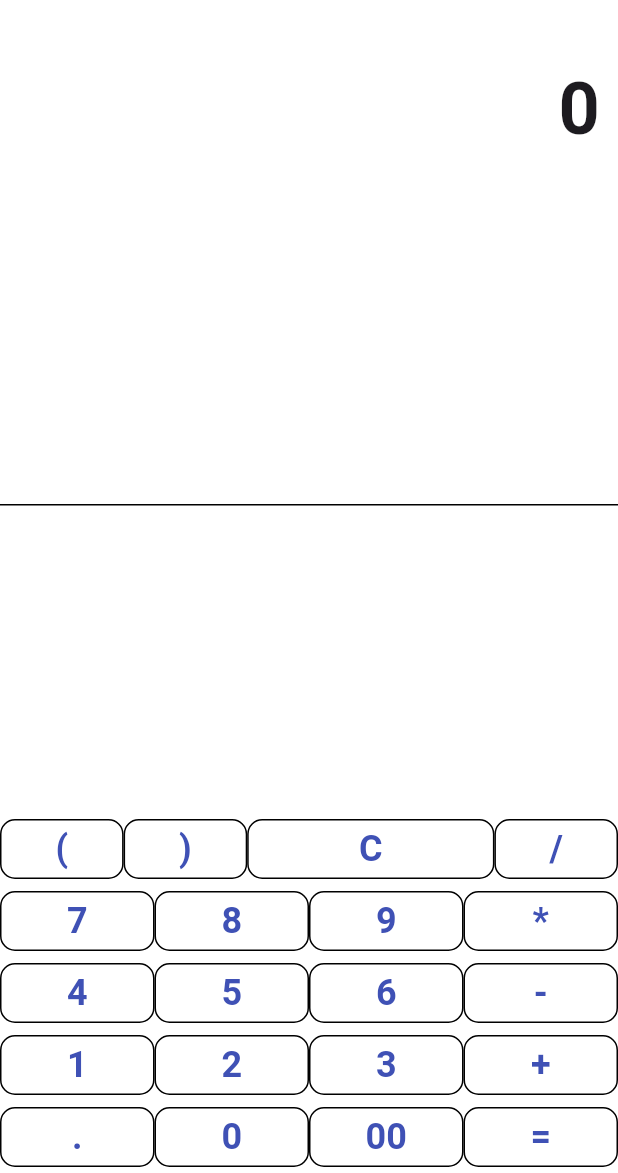
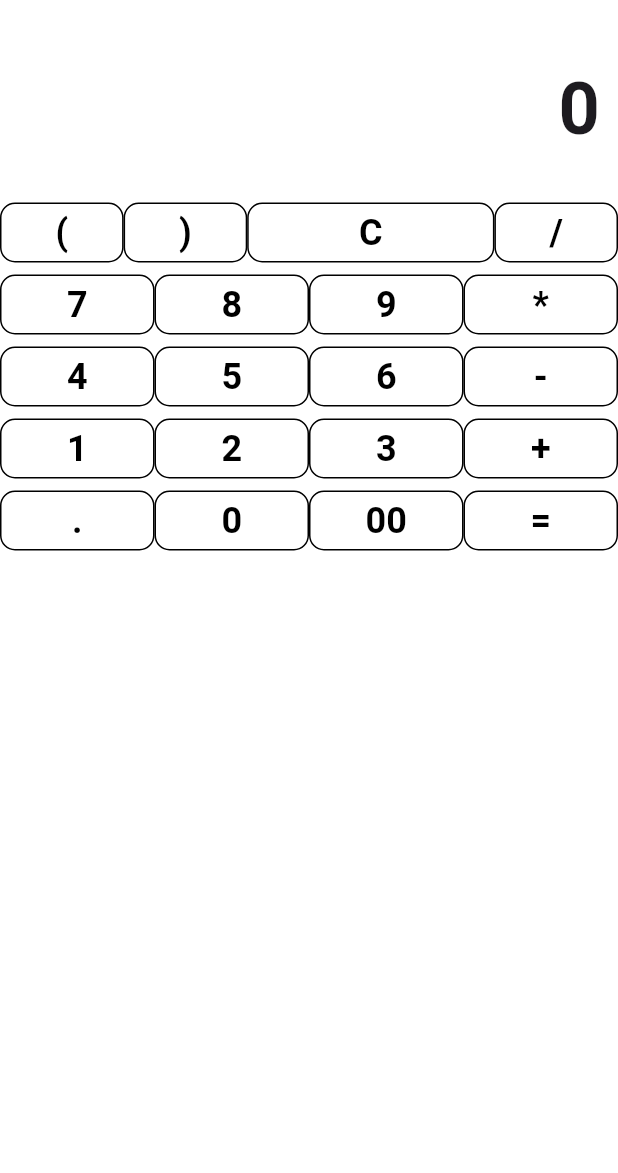
Before and after one commit to Ilase/ciculato, a Flutter app: the screen it shows after launch, on a phone screen of 412 x 824 dp, the part 63-1236 px from its top. Run offline on Flutter 3.47's test engine with Material 3 defaults, Android fonts, the phone set to English and light mode, and no system bars.

Commit message:
start here

```diff
--- a/lib/main.dart
+++ b/lib/main.dart
@@ -28,7 +28,7 @@ class MyAppState extends State<MyApp> {
   Widget build(BuildContext context) {
     final lightThemeData = ThemeData.light().copyWith(
       colorScheme: const ColorScheme.light().copyWith(
-        primary: Colors.indigo,
+        primary: Colors.black,
       ),
       outlinedButtonTheme: OutlinedButtonThemeData(
         style: OutlinedButton.styleFrom(
@@ -58,7 +58,7 @@ class MyAppState extends State<MyApp> {
 
     final darkThemeData = ThemeData.dark().copyWith(
       colorScheme: const ColorScheme.dark().copyWith(
-        primary: Colors.indigo,
+        primary: Colors.white,
       ),
       outlinedButtonTheme: OutlinedButtonThemeData(
         style: OutlinedButton.styleFrom(
@@ -378,9 +378,6 @@ class _CalculatorScreenState extends State<CalculatorScreen> {
                         ),
                       ),
                     ),
-                    const Expanded(
-                      child: Divider(),
-                    ),
                     Column(
                       children: <Widget>[
                         Row(
```
